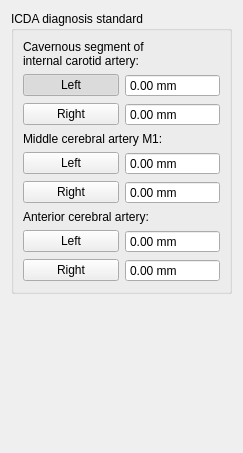
This is codes/Controller/InteractorStyles/QInteractorStyleSurfaceCenterLineICDAStandard.ui in wuzhuobin/Vessel_Project as Qt 5 draws it before an edit. The edited form follows.
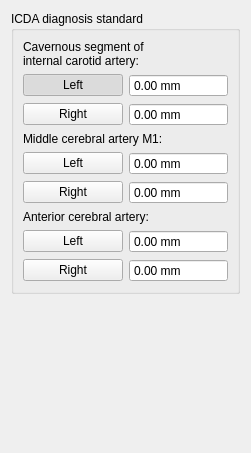
This is the edited form.

Diff of the .ui file:
```diff
--- a/codes/Controller/InteractorStyles/QInteractorStyleSurfaceCenterLineICDAStandard.ui
+++ b/codes/Controller/InteractorStyles/QInteractorStyleSurfaceCenterLineICDAStandard.ui
@@ -6,7 +6,7 @@
    <rect>
     <x>0</x>
     <y>0</y>
-    <width>243</width>
+    <width>251</width>
     <height>453</height>
    </rect>
   </property>
@@ -61,6 +61,12 @@
           <property name="text">
            <string>Right</string>
           </property>
+          <property name="checkable">
+           <bool>true</bool>
+          </property>
+          <attribute name="buttonGroup">
+           <string notr="true">buttonGroup</string>
+          </attribute>
          </widget>
         </item>
         <item row="2" column="1">
@@ -91,6 +97,9 @@
           <property name="checkable">
            <bool>true</bool>
           </property>
+          <property name="checked">
+           <bool>false</bool>
+          </property>
           <attribute name="buttonGroup">
            <string notr="true">buttonGroup</string>
           </attribute>
@@ -118,6 +127,12 @@
           <property name="text">
            <string>Right</string>
           </property>
+          <property name="checkable">
+           <bool>true</bool>
+          </property>
+          <attribute name="buttonGroup">
+           <string notr="true">buttonGroup</string>
+          </attribute>
          </widget>
         </item>
         <item row="2" column="1">
@@ -148,6 +163,9 @@
           <property name="checkable">
            <bool>true</bool>
           </property>
+          <property name="checked">
+           <bool>false</bool>
+          </property>
           <attribute name="buttonGroup">
            <string notr="true">buttonGroup</string>
           </attribute>
@@ -175,6 +193,12 @@
           <property name="text">
            <string>Right</string>
           </property>
+          <property name="checkable">
+           <bool>true</bool>
+          </property>
+          <attribute name="buttonGroup">
+           <string notr="true">buttonGroup</string>
+          </attribute>
          </widget>
         </item>
         <item row="2" column="1">
```
